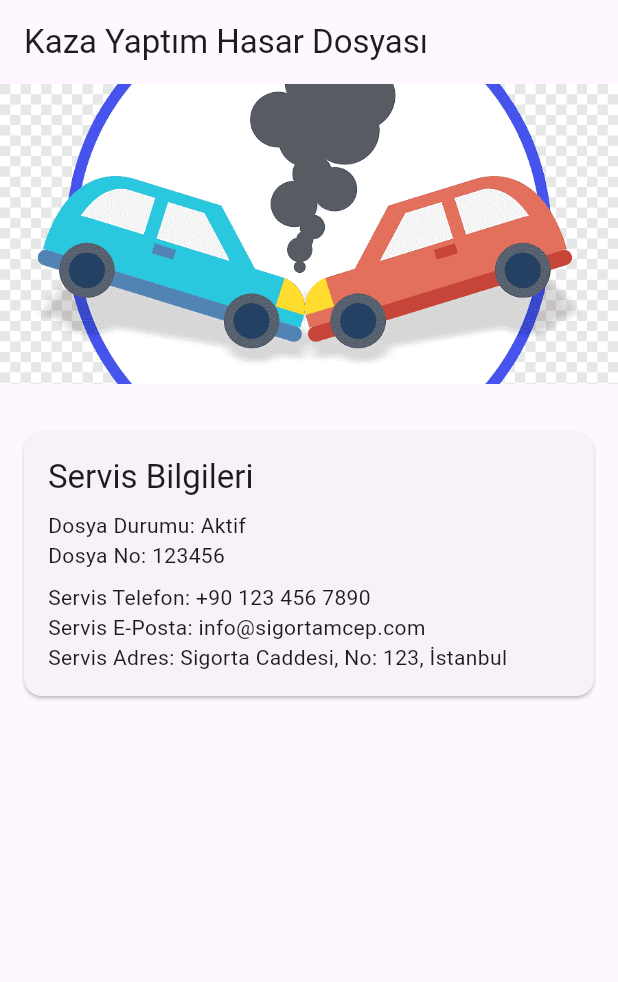
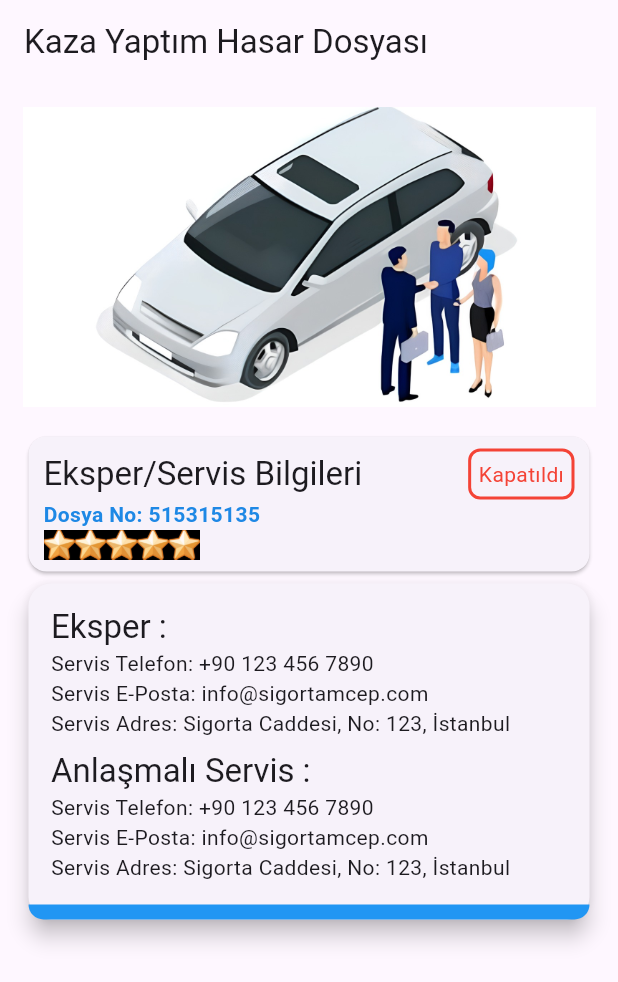
Before and after one commit to ozuakutku/AnadoluSigortaHackathon, a Flutter app: the screen it shows after launch, on a phone screen of 412 x 824 dp. Shown: the top 982 px of the screen. Run offline on Flutter 3.47's test engine with Material 3 defaults, Android fonts, the light colour scheme and no system bars.

Commit message:
eksperpage

```diff
--- /dev/null
+++ b/lib/core/File_details.dart
@@ -0,0 +1,59 @@
+import 'package:flutter/material.dart';
+
+Card DosyaBilgileri(BuildContext context) {
+  return Card(
+      child: Padding(
+    padding: const EdgeInsets.symmetric(horizontal: 10, vertical: 8),
+    child: Column(
+      children: [
+        Row(
+          mainAxisAlignment: MainAxisAlignment.spaceBetween,
+          children: [
+            Text(
+              "Eksper/Servis Bilgileri",
+              style: Theme.of(context).textTheme.headline6,
+            ),
+            Container(
+              padding: EdgeInsets.all(5),
+              decoration: BoxDecoration(
+                  border: Border.all(
+                    color: Colors.red, // Çerçeve rengi
+                    width: 2.0, // Çerçeve kalınlığı
+                  ),
+                  borderRadius: BorderRadius.circular(8)),
+              child: Text(
+                "Kapatıldı",
+                style: TextStyle(color: Colors.red),
+              ),
+            ),
+          ],
+        ),
+        Container(
+            width: double.infinity,
+            child: Text(
+              "Dosya No: 515315135",
+              style: TextStyle(
+                  color: Colors.blue[600], fontWeight: FontWeight.w600),
+            )),
+        Row(
+          children: [
+            Container(
+              height: 20,
+              width: 200,
+              child: ListView.builder(
+                scrollDirection: Axis.horizontal,
+                itemCount: 5,
+                itemBuilder: (BuildContext context, int index) {
+                  return Image.asset(
+                    'assets/fullstar.jpeg',
+                    height: 20,
+                  );
+                },
+              ),
+            ),
+          ],
+        ),
+      ],
+    ),
+  ));
+}
--- /dev/null
+++ b/lib/core/info_card.dart
@@ -0,0 +1,75 @@
+import 'package:flutter/material.dart';
+
+class InfoCard extends StatelessWidget {
+  final String title;
+  final String fileStatus;
+  final String fileNo;
+  final String phoneNumber;
+  final String email;
+  final String address;
+
+  const InfoCard({
+    Key? key,
+    required this.title,
+    required this.fileStatus,
+    required this.fileNo,
+    required this.phoneNumber,
+    required this.email,
+    required this.address,
+  }) : super(key: key);
+
+  @override
+  Widget build(BuildContext context) {
+    return Card(
+      elevation: 6,
+      shape: RoundedRectangleBorder(
+        borderRadius: BorderRadius.circular(15.0),
+      ),
+      child: Column(
+        crossAxisAlignment: CrossAxisAlignment.stretch,
+        children: [
+          Padding(
+            padding: const EdgeInsets.all(15.0),
+
+            //Details
+            child: InfoCardDetails(context),
+          ),
+          //Stripe
+          BlueBottomStripe()
+        ],
+      ),
+    );
+  }
+
+  Container BlueBottomStripe() {
+    return Container(
+      decoration: BoxDecoration(
+          color: Colors.blue,
+          borderRadius: BorderRadius.vertical(bottom: Radius.circular(15))),
+      height: 10,
+    );
+  }
+
+  Column InfoCardDetails(BuildContext context) {
+    return Column(
+      crossAxisAlignment: CrossAxisAlignment.start,
+      children: [
+        Text(
+          "Eksper :",
+          style: Theme.of(context).textTheme.headline6,
+        ),
+        Text('Servis Telefon: $phoneNumber'),
+        Text('Servis E-Posta: $email'),
+        Text('Servis Adres: $address'),
+        const SizedBox(height: 8),
+        Text(
+          "Anlaşmalı Servis :",
+          style: Theme.of(context).textTheme.headline6,
+        ),
+        Text('Servis Telefon: $phoneNumber'),
+        Text('Servis E-Posta: $email'),
+        Text('Servis Adres: $address'),
+      ],
+    );
+  }
+}
--- a/lib/main.dart
+++ b/lib/main.dart
@@ -1,5 +1,5 @@
-
 import 'package:flutter/material.dart';
+import 'package:sigortamcepte/pages/home_page.dart';
 
 void main() {
   runApp(const MyApp());
@@ -11,6 +11,7 @@
   @override
   Widget build(BuildContext context) {
     return MaterialApp(
+      debugShowCheckedModeBanner: false,
       title: 'SigortamCep',
       theme: ThemeData(
         primarySwatch: Colors.blue,
@@ -19,80 +20,3 @@
     );
   }
 }
-
-class MyHomePage extends StatelessWidget {
-  const MyHomePage({Key? key}) : super(key: key);
-
-  @override
-  Widget build(BuildContext context) {
-    return Scaffold(
-      appBar: AppBar(
-        title: const Text('Kaza Yaptım Hasar Dosyası'),
-      ),
-      body: Column(
-        crossAxisAlignment: CrossAxisAlignment.stretch,
-        children: [
-          Image.asset(
-            'assets/png-clipart-insurance-accident-personal-injury-lawyer-car-accident-car-insurance.png', // Değişen resim yolu
-            fit: BoxFit.cover,
-            height: 200,
-          ),
-          const SizedBox(height: 16),
-          InfoCard(
-            title: 'Servis Bilgileri',
-            fileStatus: 'Aktif', // Dosya durumu burada belirtilebilir.
-            fileNo: '123456',
-            phoneNumber: '+90 123 456 7890',
-            email: 'info@sigortamcep.com',
-            address: 'Sigorta Caddesi, No: 123, İstanbul',
-          ),
-        ],
-      ),
-    );
-  }
-}
-
-class InfoCard extends StatelessWidget {
-  final String title;
-  final String fileStatus;
-  final String fileNo;
-  final String phoneNumber;
-  final String email;
-  final String address;
-
-  const InfoCard({
-    Key? key,
-    required this.title,
-    required this.fileStatus,
-    required this.fileNo,
-    required this.phoneNumber,
-    required this.email,
-    required this.address,
-  }) : super(key: key);
-
-  @override
-  Widget build(BuildContext context) {
-    return Card(
-      margin: const EdgeInsets.all(16),
-      child: Padding(
-        padding: const EdgeInsets.all(16),
-        child: Column(
-          crossAxisAlignment: CrossAxisAlignment.stretch,
-          children: [
-            Text(
-              title,
-              style: Theme.of(context).textTheme.headline6,
-            ),
-            const SizedBox(height: 8),
-            Text('Dosya Durumu: $fileStatus'),
-            Text('Dosya No: $fileNo'),
-            const SizedBox(height: 8),
-            Text('Servis Telefon: $phoneNumber'),
-            Text('Servis E-Posta: $email'),
-            Text('Servis Adres: $address'),
-          ],
-        ),
-      ),
-    );
-  }
-}
--- /dev/null
+++ b/lib/pages/home_page.dart
@@ -0,0 +1,43 @@
+import 'package:flutter/material.dart';
+import 'package:sigortamcepte/core/File_details.dart';
+import 'package:sigortamcepte/core/info_card.dart';
+
+class MyHomePage extends StatelessWidget {
+  const MyHomePage({Key? key}) : super(key: key);
+
+  @override
+  Widget build(BuildContext context) {
+    return Scaffold(
+      appBar: AppBar(
+        title: const Text('Kaza Yaptım Hasar Dosyası'),
+      ),
+      body: Padding(
+        padding: const EdgeInsets.all(15.0),
+        child: Column(
+          crossAxisAlignment: CrossAxisAlignment.stretch,
+          children: [
+            CrashCarImage(),
+            const SizedBox(height: 16),
+            DosyaBilgileri(context),
+            InfoCard(
+              title: 'Servis Bilgileri',
+              fileStatus: 'Aktif', // Dosya durumu burada belirtilebilir.
+              fileNo: '123456',
+              phoneNumber: '+90 123 456 7890',
+              email: 'info@sigortamcep.com',
+              address: 'Sigorta Caddesi, No: 123, İstanbul',
+            ),
+          ],
+        ),
+      ),
+    );
+  }
+
+  Image CrashCarImage() {
+    return Image.asset(
+      'assets/crushedcar.jpeg',
+      fit: BoxFit.cover,
+      height: 200,
+    );
+  }
+}
```
Also changed, not shown: pubspec.yaml (+76 -3 lines), assets/crushedcar.jpeg (added), assets/fullstar.jpeg (added), assets/png-clipart-insurance-accident-personal-injury-lawyer-car-accident-car-insurance.png (deleted), pubspec.lock.
